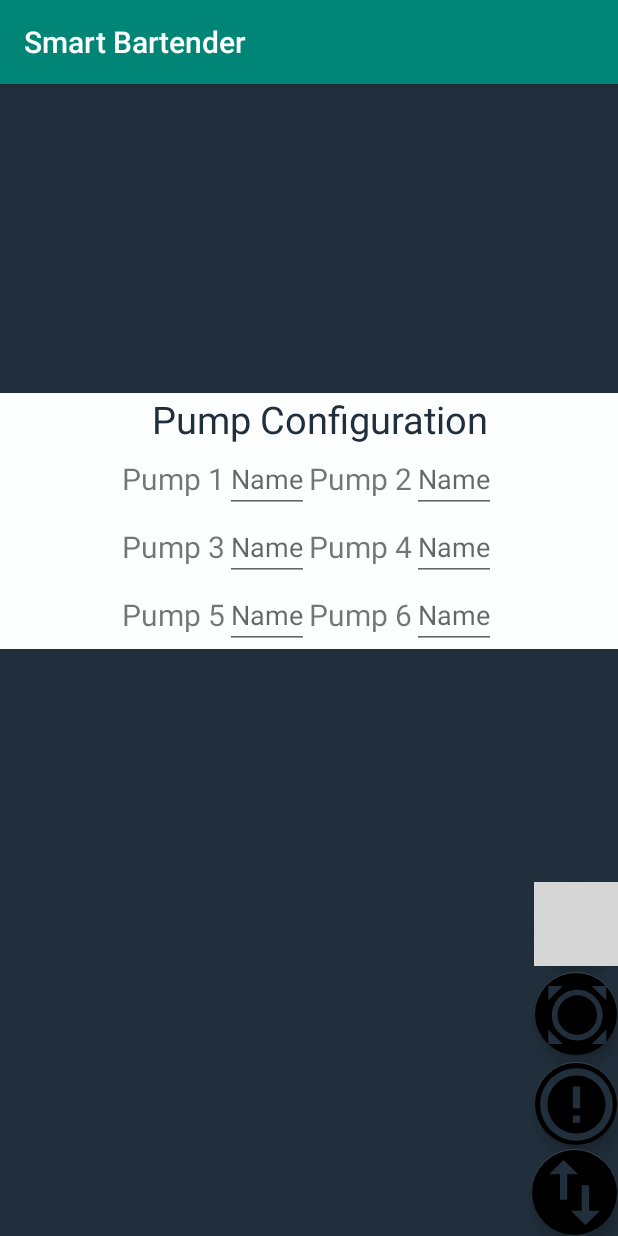
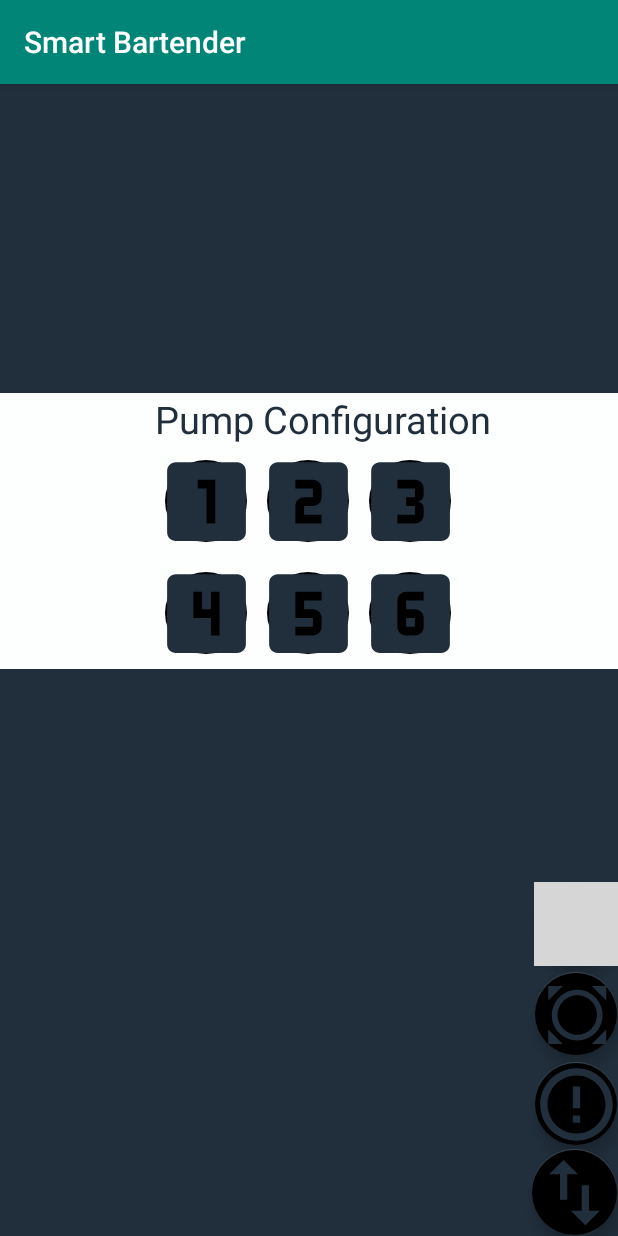
Before and after one commit to sagarp-patel/Bartender, an Android app: the screen it shows after launch (MainActivity), after a tap on an icon or button, on a phone screen of 412 x 824 dp. Run offline under Robolectric (Android 15) with nearby library versions, the phone set to English and light mode, and no system bars; 1 other tap on this screen came first; grey boxes are pictures that could not be loaded.

Commit message:
Updated UI for Pump Config to use FAB instead

```diff
--- a/Android_App/MySmartBartender/app/src/main/java/com/sagarpatel/mysmartbartender/Pump_Config.kt
+++ b/Android_App/MySmartBartender/app/src/main/java/com/sagarpatel/mysmartbartender/Pump_Config.kt
@@ -14,15 +14,6 @@ import android.view.ViewGroup
 private const val ARG_PARAM1 = "param1"
 private const val ARG_PARAM2 = "param2"
 
-/**
- * A simple [Fragment] subclass.
- * Activities that contain this fragment must implement the
- * [Pump_Config.OnFragmentInteractionListener] interface
- * to handle interaction events.
- * Use the [Pump_Config.newInstance] factory method to
- * create an instance of this fragment.
- *
- */
 class Pump_Config : Fragment() {
 
     override fun onCreateView(
@@ -33,4 +24,8 @@ class Pump_Config : Fragment() {
         return inflater.inflate(R.layout.fragment_pump__config, container, false)
     }
 
+    fun pumpConfig(view:View){
+
+    }
+
 }
--- /dev/null
+++ b/Android_App/MySmartBartender/app/src/main/res/drawable/ic_looks_3_black_24dp.xml
@@ -0,0 +1,5 @@
+<vector android:height="24dp" android:tint="#212F3C"
+    android:viewportHeight="24.0" android:viewportWidth="24.0"
+    android:width="24dp" xmlns:android="http://schemas.android.com/apk/res/android">
+    <path android:fillColor="#FF000000" android:pathData="M19.01,3h-14c-1.1,0 -2,0.9 -2,2v14c0,1.1 0.9,2 2,2h14c1.1,0 2,-0.9 2,-2L21.01,5c0,-1.1 -0.9,-2 -2,-2zM15.01,10.5c0,0.83 -0.67,1.5 -1.5,1.5 0.83,0 1.5,0.67 1.5,1.5L15.01,15c0,1.11 -0.9,2 -2,2h-4v-2h4v-2h-2v-2h2L13.01,9h-4L9.01,7h4c1.1,0 2,0.89 2,2v1.5z"/>
+</vector>
--- /dev/null
+++ b/Android_App/MySmartBartender/app/src/main/res/drawable/ic_looks_4_black_24dp.xml
@@ -0,0 +1,5 @@
+<vector android:height="24dp" android:tint="#212F3C"
+    android:viewportHeight="24.0" android:viewportWidth="24.0"
+    android:width="24dp" xmlns:android="http://schemas.android.com/apk/res/android">
+    <path android:fillColor="#FF000000" android:pathData="M19,3L5,3c-1.1,0 -2,0.9 -2,2v14c0,1.1 0.9,2 2,2h14c1.1,0 2,-0.9 2,-2L21,5c0,-1.1 -0.9,-2 -2,-2zM15,17h-2v-4L9,13L9,7h2v4h2L13,7h2v10z"/>
+</vector>
--- /dev/null
+++ b/Android_App/MySmartBartender/app/src/main/res/drawable/ic_looks_5_black_24dp.xml
@@ -0,0 +1,5 @@
+<vector android:height="24dp" android:tint="#212F3C"
+    android:viewportHeight="24.0" android:viewportWidth="24.0"
+    android:width="24dp" xmlns:android="http://schemas.android.com/apk/res/android">
+    <path android:fillColor="#FF000000" android:pathData="M19,3L5,3c-1.1,0 -2,0.9 -2,2v14c0,1.1 0.9,2 2,2h14c1.1,0 2,-0.9 2,-2L21,5c0,-1.1 -0.9,-2 -2,-2zM15,9h-4v2h2c1.1,0 2,0.89 2,2v2c0,1.11 -0.9,2 -2,2L9,17v-2h4v-2L9,13L9,7h6v2z"/>
+</vector>
--- /dev/null
+++ b/Android_App/MySmartBartender/app/src/main/res/drawable/ic_looks_6_black_24dp.xml
@@ -0,0 +1,5 @@
+<vector android:height="24dp" android:tint="#212F3C"
+    android:viewportHeight="24.0" android:viewportWidth="24.0"
+    android:width="24dp" xmlns:android="http://schemas.android.com/apk/res/android">
+    <path android:fillColor="#FF000000" android:pathData="M11,15h2v-2h-2v2zM19,3L5,3c-1.1,0 -2,0.9 -2,2v14c0,1.1 0.9,2 2,2h14c1.1,0 2,-0.9 2,-2L21,5c0,-1.1 -0.9,-2 -2,-2zM15,9h-4v2h2c1.1,0 2,0.89 2,2v2c0,1.11 -0.9,2 -2,2h-2c-1.1,0 -2,-0.89 -2,-2L9,9c0,-1.11 0.9,-2 2,-2h4v2z"/>
+</vector>
--- /dev/null
+++ b/Android_App/MySmartBartender/app/src/main/res/drawable/ic_looks_one_black_24dp.xml
@@ -0,0 +1,5 @@
+<vector android:height="24dp" android:tint="#212F3C"
+    android:viewportHeight="24.0" android:viewportWidth="24.0"
+    android:width="24dp" xmlns:android="http://schemas.android.com/apk/res/android">
+    <path android:fillColor="#FF000000" android:pathData="M19,3L5,3c-1.1,0 -2,0.9 -2,2v14c0,1.1 0.9,2 2,2h14c1.1,0 2,-0.9 2,-2L21,5c0,-1.1 -0.9,-2 -2,-2zM14,17h-2L12,9h-2L10,7h4v10z"/>
+</vector>
--- /dev/null
+++ b/Android_App/MySmartBartender/app/src/main/res/drawable/ic_looks_two_black_24dp.xml
@@ -0,0 +1,5 @@
+<vector android:height="24dp" android:tint="#212F3C"
+    android:viewportHeight="24.0" android:viewportWidth="24.0"
+    android:width="24dp" xmlns:android="http://schemas.android.com/apk/res/android">
+    <path android:fillColor="#FF000000" android:pathData="M19,3L5,3c-1.1,0 -2,0.9 -2,2v14c0,1.1 0.9,2 2,2h14c1.1,0 2,-0.9 2,-2L21,5c0,-1.1 -0.9,-2 -2,-2zM15,11c0,1.11 -0.9,2 -2,2h-2v2h4v2L9,17v-4c0,-1.11 0.9,-2 2,-2h2L13,9L9,9L9,7h4c1.1,0 2,0.89 2,2v2z"/>
+</vector>
--- a/Android_App/MySmartBartender/app/src/main/res/layout/fragment_pump__config.xml
+++ b/Android_App/MySmartBartender/app/src/main/res/layout/fragment_pump__config.xml
@@ -2,11 +2,13 @@
 <FrameLayout xmlns:android="http://schemas.android.com/apk/res/android"
              xmlns:tools="http://schemas.android.com/tools"
              android:layout_width="match_parent"
-             android:layout_height="match_parent"
+             android:layout_height="match_parent" xmlns:app="http://schemas.android.com/apk/res-auto"
              android:background="@color/White"
              tools:context=".Pump_Config">
 
-    <!-- TODO: Update blank fragment layout -->
+
+
+
     <LinearLayout
             android:layout_width="wrap_content"
             android:layout_height="wrap_content"
@@ -14,7 +16,7 @@
             android:orientation="vertical"
     >
 
-        <TextView android:layout_width="match_parent"
+        <TextView android:layout_width="wrap_content"
                   android:layout_height="match_parent"
                   android:text="Pump Configuration"
                   android:layout_gravity="center"
@@ -23,110 +25,95 @@
                   android:paddingLeft="20dp"
         />
 
-        <LinearLayout android:layout_width="match_parent"
-                      android:layout_height="match_parent"
+    <LinearLayout
+            android:layout_width="wrap_content"
+            android:layout_height="wrap_content"
             android:layout_gravity="center"
             android:orientation="horizontal"
     >
 
-            <TextView
+        <android.support.design.widget.FloatingActionButton
+                android:id="@+id/pump1_Button"
                 android:layout_width="wrap_content"
                 android:layout_height="wrap_content"
-                    android:text="Pump 1"
-                    android:layout_gravity="center"
-                    android:id="@+id/pump1_label"
-                    android:textSize="20dp"
+                android:layout_gravity="end|bottom"
+                android:src="@drawable/ic_looks_one_black_24dp"
+                android:onClick="pumpConfig"
+                app:useCompatPadding="true"
+                app:elevation="0dp"
+                app:backgroundTint="@null"
+                app:maxImageSize="70dp"
+                app:fabCustomSize="56dp"
 
         />
-
-            <EditText android:layout_width="wrap_content"
-                      android:layout_height="wrap_content"
-                      android:hint="Name"
-            />
-
-            <TextView
+        <android.support.design.widget.FloatingActionButton
+                android:id="@+id/pump2_Button"
                 android:layout_width="wrap_content"
                 android:layout_height="wrap_content"
-                    android:text="Pump 2"
-                    android:layout_gravity="center"
-                    android:id="@+id/pump2_label"
-                    android:textSize="20dp"
+                android:layout_gravity="end|bottom"
+                android:src="@drawable/ic_looks_two_black_24dp"
+                app:useCompatPadding="true"
+                app:elevation="0dp"
+                app:backgroundTint="@null"
+                app:maxImageSize="70dp"
+                app:fabCustomSize="56dp"
         />
-
-            <EditText android:layout_width="wrap_content"
-                      android:layout_height="wrap_content"
-                      android:hint="Name"
-            />
-
-        </LinearLayout>
-        <LinearLayout android:layout_width="match_parent"
-                      android:layout_height="match_parent"
-                      android:layout_gravity="center"
-                      android:orientation="horizontal"
-        >
-
-            <TextView
+        <android.support.design.widget.FloatingActionButton
+                android:id="@+id/pump3_Button"
                 android:layout_width="wrap_content"
                 android:layout_height="wrap_content"
-                    android:text="Pump 3"
-                    android:layout_gravity="center"
-                    android:id="@+id/pump3_label"
-                    android:textSize="20dp"
-            />
-
-            <EditText android:layout_width="wrap_content"
-                      android:layout_height="wrap_content"
-                      android:hint="Name"
-            />
-
-            <TextView
-                    android:layout_width="wrap_content"
-                    android:layout_height="wrap_content"
-                    android:text="Pump 4"
-                    android:layout_gravity="center"
-                    android:id="@+id/pump4_label"
-                    android:textSize="20dp"
-            />
-
-            <EditText android:layout_width="wrap_content"
-                      android:layout_height="wrap_content"
-                      android:hint="Name"
+                android:layout_gravity="end|bottom"
+                android:src="@drawable/ic_looks_3_black_24dp"
+                app:useCompatPadding="true"
+                app:elevation="0dp"
+                app:backgroundTint="@null"
+                app:maxImageSize="70dp"
+                app:fabCustomSize="56dp"
         />
 
     </LinearLayout>
 
-        <LinearLayout android:layout_width="match_parent"
-                      android:layout_height="match_parent"
+    <LinearLayout
+            android:layout_width="wrap_content"
+            android:layout_height="wrap_content"
             android:layout_gravity="center"
             android:orientation="horizontal"
     >
-
-            <TextView
+        <android.support.design.widget.FloatingActionButton
+                android:id="@+id/pump4_Button"
                 android:layout_width="wrap_content"
                 android:layout_height="wrap_content"
-                    android:text="Pump 5"
-                    android:layout_gravity="center"
-                    android:id="@+id/pump5_label"
-                    android:textSize="20dp"
+                android:layout_gravity="end|bottom"
+                android:src="@drawable/ic_looks_4_black_24dp"
+                app:useCompatPadding="true"
+                app:elevation="0dp"
+                app:backgroundTint="@null"
+                app:maxImageSize="70dp"
+                app:fabCustomSize="56dp"
         />
-
-            <EditText android:layout_width="wrap_content"
-                      android:layout_height="wrap_content"
-                      android:hint="Name"
-            />
-
-            <TextView
+        <android.support.design.widget.FloatingActionButton
+                android:id="@+id/pump5_Button"
                 android:layout_width="wrap_content"
                 android:layout_height="wrap_content"
-                    android:text="Pump 6"
-                    android:layout_gravity="center"
-                    android:id="@+id/pump6_label"
-                    android:textSize="20dp"
+                android:layout_gravity="end|bottom"
+                android:src="@drawable/ic_looks_5_black_24dp"
+                app:useCompatPadding="true"
+                app:elevation="0dp"
+                app:backgroundTint="@null"
+                app:maxImageSize="70dp"
+                app:fabCustomSize="56dp"
         />
-
-            <EditText android:layout_width="wrap_content"
+        <android.support.design.widget.FloatingActionButton
+                android:id="@+id/pump6_Button"
+                android:layout_width="wrap_content"
                 android:layout_height="wrap_content"
-                      android:hint="Name"
+                android:layout_gravity="end|bottom"
+                android:src="@drawable/ic_looks_6_black_24dp"
+                app:useCompatPadding="true"
+                app:elevation="0dp"
+                app:backgroundTint="@null"
+                app:maxImageSize="70dp"
+                app:fabCustomSize="56dp"
         />
 
     </LinearLayout>
```
Lines whose indentation alone changed are shown as unchanged.
